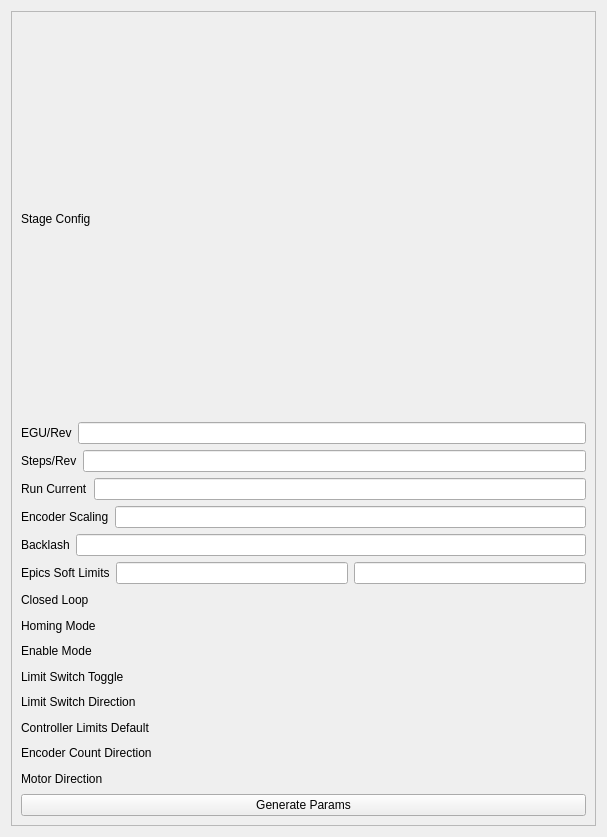
First picture: the form in lcls_user_motor_gui/ui/stage-config.ui, repository ctslac/lcls-user-motor-gui, before the edit.
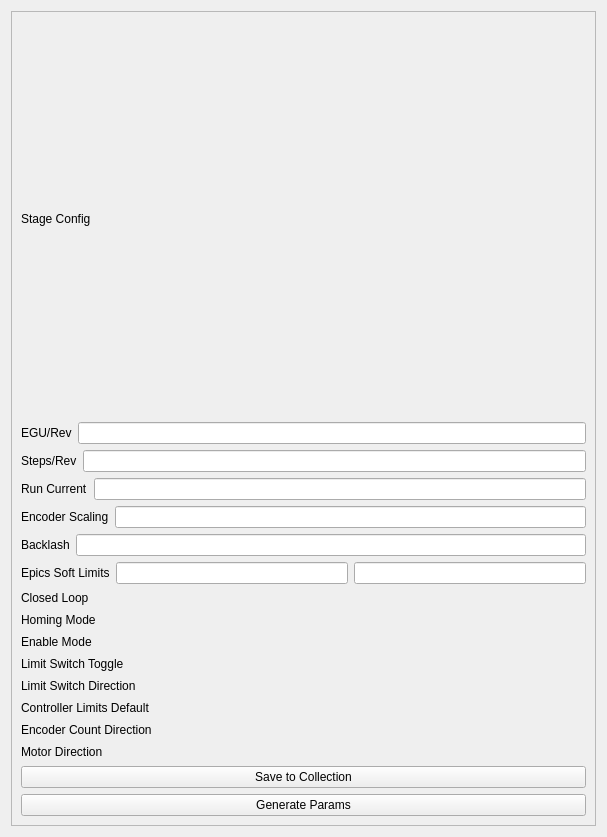
Second picture: the form after the edit. Custom widgets are drawn as their Qt base class.

The edit to the form file:
```diff
--- a/lcls_user_motor_gui/ui/stage-config.ui
+++ b/lcls_user_motor_gui/ui/stage-config.ui
@@ -23,9 +23,9 @@
       <property name="geometry">
        <rect>
         <x>0</x>
-        <y>-313</y>
-        <width>571</width>
-        <height>1132</height>
+        <y>-328</y>
+        <width>573</width>
+        <height>1145</height>
        </rect>
       </property>
       <layout class="QVBoxLayout" name="verticalLayout_3">
@@ -326,6 +326,13 @@
              </item>
             </layout>
            </item>
+           <item>
+            <widget class="QPushButton" name="save_collection">
+             <property name="text">
+              <string>Save to Collection</string>
+             </property>
+            </widget>
+           </item>
            <item>
             <widget class="QPushButton" name="generate_params">
              <property name="text">
```
